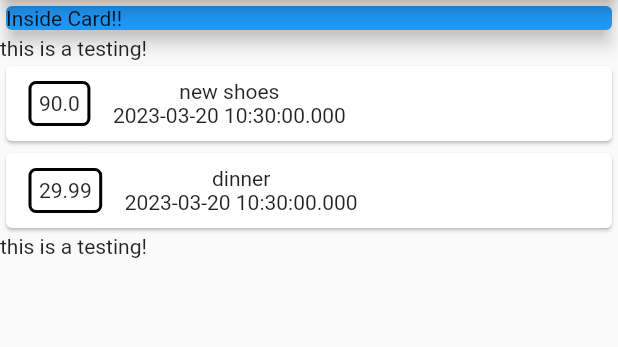
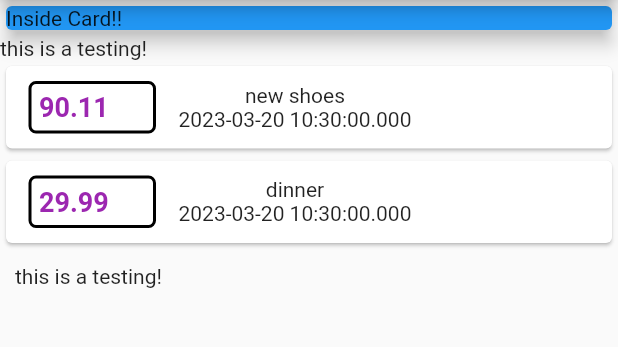
Before and after one commit to quantificial/flutter_expense_app, a Flutter app: the screen it shows after launch, on a phone screen of 412 x 824 dp, the part 84-431 px from its top. Run offline on Flutter 3.47's test engine with Material 2 defaults, Android fonts, the phone set to English and light mode, and no system bars.

Commit message:
add string handling

```diff
--- a/lib/main.dart
+++ b/lib/main.dart
@@ -9,7 +9,8 @@ class MyApp extends StatelessWidget {
   MyApp({super.key});
 
   final List<Transaction> transaction = [
-    Transaction(id: 't1', title: 'new shoes', amount: 90, date: DateTime.now()),
+    Transaction(
+        id: 't1', title: 'new shoes', amount: 90.11, date: DateTime.now()),
     Transaction(id: 't2', title: 'dinner', amount: 29.99, date: DateTime.now()),
   ];
 
@@ -46,13 +47,18 @@ class MyApp extends StatelessWidget {
                       child: Row(
                     children: [
                       Container(
+                        width: 85,
                         margin:
                             EdgeInsets.symmetric(horizontal: 15, vertical: 10),
                         padding: EdgeInsets.all(5),
                         decoration: BoxDecoration(
                             border: Border.all(color: Colors.black, width: 2),
                             borderRadius: BorderRadius.all(Radius.circular(5))),
-                        child: Text(e.amount.toString()),
+                        child: Text('${e.amount}',
+                            style: TextStyle(
+                                color: Colors.purple,
+                                fontSize: 18,
+                                fontWeight: FontWeight.w700)),
                       ),
                       Column(
                         children: [Text(e.title), Text(e.date.toString())],
@@ -62,7 +68,8 @@ class MyApp extends StatelessWidget {
                 }).toList(),
               ),
               Container(
-                child: Text('this is a testing!'),
+                padding: const EdgeInsets.all(10.0),
+                child: const Text('this is a testing!'),
               ),
             ],
           )),
```
